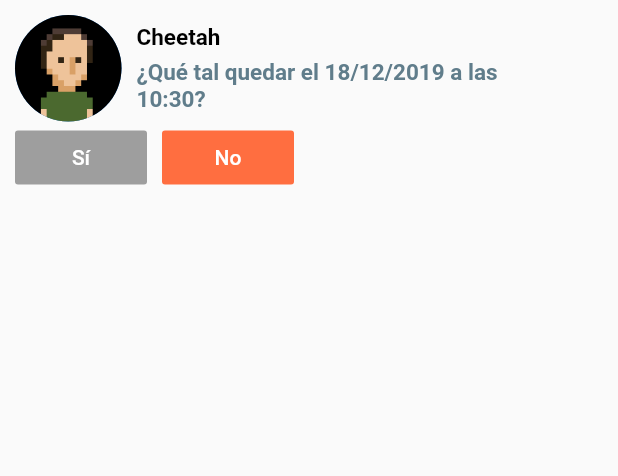
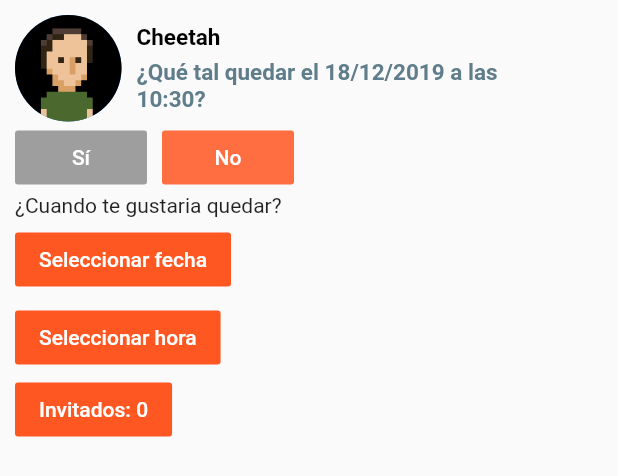
Before and after one commit to PIWEEK/cheetah, a Flutter app: the AnswerWidget widget shown alone on an empty page, opened directly with empty values, on a phone screen of 412 x 824 dp. Shown: the top 476 px of the screen. Run offline on Flutter 3.47's test engine with Material 2 defaults, Android fonts, the phone set to English and light mode, and no system bars; our stand-ins replace contacts_service, permission_handler; network calls fail.

Commit message:
Orange and answers

```diff
--- a/front/cheetah/lib/answer.dart
+++ b/front/cheetah/lib/answer.dart
@@ -105,7 +105,7 @@ class AnswerState extends State<AnswerWidget> {
              )
            ],
          ),
-         Row(
+          Row(
            children: <Widget>[
              FlatButton(
                color: currentAnswer != null && currentAnswer ? Colors.deepOrangeAccent : Colors.grey,
@@ -135,7 +135,53 @@ class AnswerState extends State<AnswerWidget> {
                  )
              )
            ],
-         )
+         ),
+         Column(
+             crossAxisAlignment: CrossAxisAlignment.start,
+             children: <Widget>[
+               Text('¿Cuando te gustaria quedar?'),
+               Padding(
+                 padding: const EdgeInsets.symmetric(vertical: 4.0),
+                 child: Row(
+                     mainAxisAlignment: MainAxisAlignment.spaceBetween,
+                     children: <Widget>[
+                       FlatButton(
+                           color: Colors.deepOrange,
+                           textColor: Colors.white,
+                           onPressed: () {
+                           },
+                           child: Text('Seleccionar fecha',)
+                       ),
+                     ]
+                 ),
+               ),
+               Padding(
+                 padding: const EdgeInsets.only(top: 0),
+                 child: Row(
+                     mainAxisAlignment: MainAxisAlignment.spaceBetween,
+                     children: <Widget>[
+                       FlatButton(
+                           color: Colors.deepOrange,
+                           textColor: Colors.white,
+                           onPressed: () {
+                           },
+                           child: Text('Seleccionar hora',)
+                       ),
+                     ]
+                 ),
+               ),
+               Padding(
+                 padding: const EdgeInsets.only(top: 0),
+                 child: FlatButton(
+                     color: Colors.deepOrange,
+                     textColor: Colors.white,
+                     onPressed: () {
+                     },
+                     child: Text('Invitados: 0',)
+                 ),
+               ),
+             ]
+         ),
        ]
      )
     );
--- a/front/cheetah/lib/main.dart
+++ b/front/cheetah/lib/main.dart
@@ -31,7 +31,11 @@ class MyApp extends StatelessWidget {
   Widget build(BuildContext context) {
     return MaterialApp(
         title: 'Cheetah',
-        home: MyHomePage()
+        home: MyHomePage(),
+        theme: ThemeData(
+          primaryColor: Colors.deepOrange,
+          accentColor: Colors.deepOrangeAccent
+        )
     );
   }
 }
```
